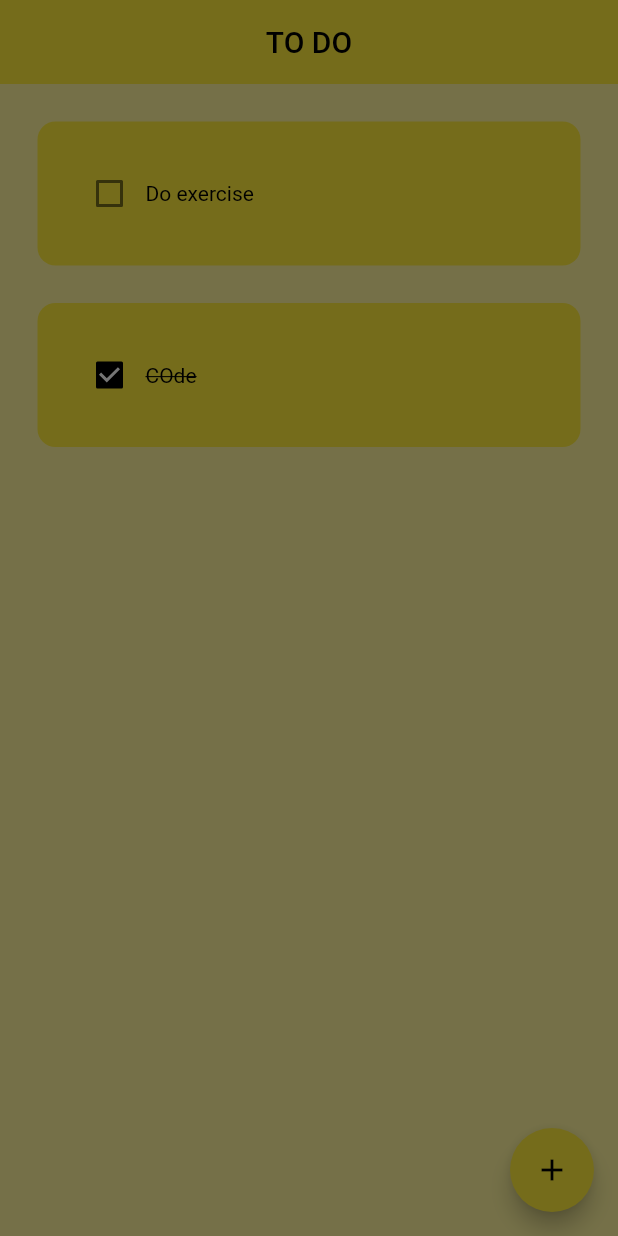
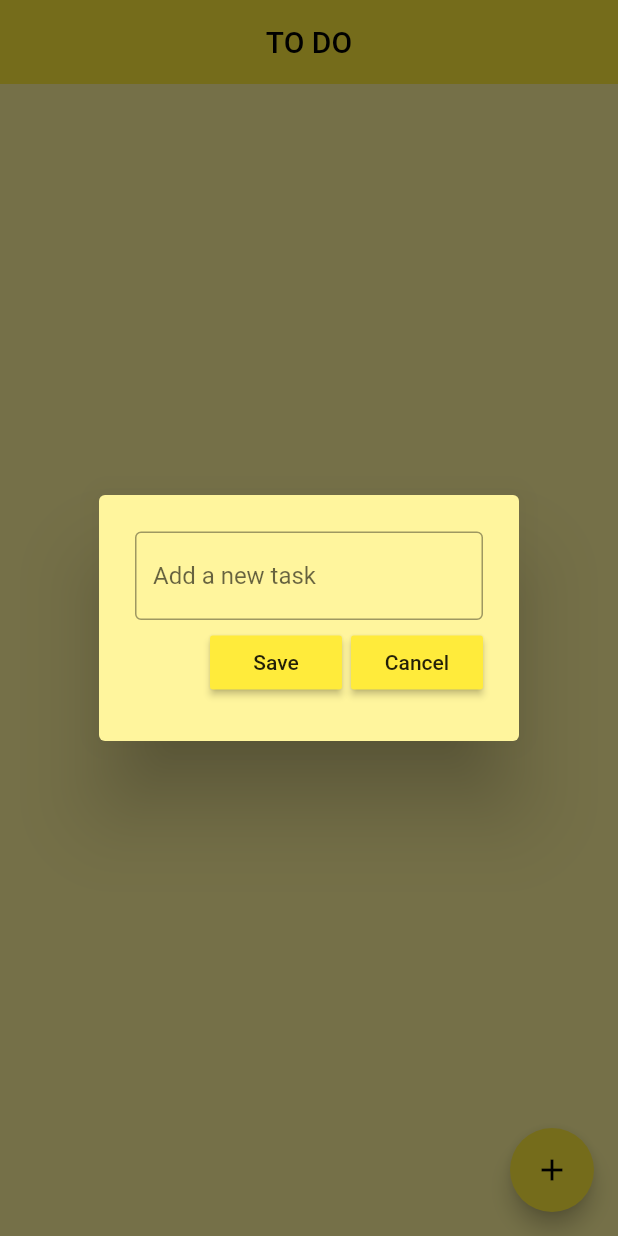
Before and after one commit to bougainvillechai/toDoAppFlutter, a Flutter app: the screen it shows after launch, after a tap on the "add" icon, on a phone screen of 412 x 824 dp. Run offline on Flutter 3.47's test engine with Material 2 defaults, Android fonts, the phone set to English and light mode, and no system bars; our stand-ins replace flutter_slidable, hive_flutter; accounts and stored records are empty.

```diff
--- /dev/null
+++ b/lib/data/database.dart
@@ -0,0 +1,7 @@
+import 'package:hive_flutter/hive_flutter.dart';
+
+class toDoDatabase {
+  List todoList = [];
+  //reference the box
+  final _myBox = Hive.openBox('myBox');
+}
--- a/lib/main.dart
+++ b/lib/main.dart
@@ -1,7 +1,13 @@
 import 'package:flutter/material.dart';
+import 'package:hive_flutter/hive_flutter.dart';
 import 'package:todoapp/pages/home_page.dart';
 
-void main() {
+void main() async {
+  //init the hive
+  await Hive.initFlutter();
+
+  //open the box
+  var box = await Hive.openBox('myBox');
   runApp(const MyApp());
 }
 
--- a/lib/pages/home_page.dart
+++ b/lib/pages/home_page.dart
@@ -1,6 +1,9 @@
 import 'package:flutter/material.dart';
 import 'package:flutter/src/foundation/key.dart';
 import 'package:flutter/src/widgets/framework.dart';
+import 'package:hive_flutter/hive_flutter.dart';
+import 'package:todoapp/data/database.dart';
+import 'package:todoapp/util/dialog_box.dart';
 import 'package:todoapp/util/todo_tile.dart';
 
 class HomePage extends StatefulWidget {
@@ -11,23 +14,55 @@ class HomePage extends StatefulWidget {
 }
 
 class _HomePageState extends State<HomePage> {
+  //reference the hive box
+  final _myBox = Hive.openBox('myBox');
+  final _controller = TextEditingController();
   //todo tasks
-  List todoList = [
-    ["Do exercise", false],
-    ["COde", true]
-  ];
+  toDoDatabase db = toDoDatabase();
   void checkBoxValue(bool? value, int index) {
     setState(() {
-      todoList[index][1] = !todoList[index][1];
+      db.todoList[index][1] = !db.todoList[index][1];
     });
+  }
+
+  void onSave() {
+    if (_controller.text.isEmpty) {
+//prompt to type something
+      ScaffoldMessenger.of(context).showSnackBar(
+        SnackBar(
+          content: Text('Please enter a task'),
+        ),
+      );
+    } else {
+      setState(() {
+        db.todoList.add([_controller.text, false]);
+      });
+      _controller.clear(); // Clear the text field
+      Navigator.of(context).pop();
+    }
+  }
+
+  void onCancel() {
+    _controller.clear(); // Clear the text field
+    Navigator.of(context).pop();
   }
 
   void createNewTask() {
     showDialog(
         context: context,
         builder: (context) {
-          return AlertDialog();
+          return DIalogBox(
+            controller: _controller,
+            onSave: onSave,
+            onCancel: onCancel,
+          );
         });
+  }
+
+  void deleteTask(int index) {
+    setState(() {
+      db.todoList.removeAt(index);
+    });
   }
 
   @override
@@ -43,12 +78,13 @@ class _HomePageState extends State<HomePage> {
           child: Icon(Icons.add),
         ),
         body: ListView.builder(
-            itemCount: todoList.length,
+            itemCount: db.todoList.length,
             itemBuilder: ((context, index) {
               return toDoList(
-                  taskName: todoList[index][0],
-                  taskCompleted: todoList[index][1],
-                  onChanged: (value) => checkBoxValue(value, index));
+                  taskName: db.todoList[index][0],
+                  taskCompleted: db.todoList[index][1],
+                  onChanged: (value) => checkBoxValue(value, index),
+                  deleteFunction: (context) => deleteTask(index));
             })));
   }
 }
--- /dev/null
+++ b/lib/util/dialog_box.dart
@@ -0,0 +1,44 @@
+import 'package:flutter/material.dart';
+import 'package:flutter/src/foundation/key.dart';
+import 'package:flutter/src/widgets/framework.dart';
+import 'package:todoapp/util/mybutton.dart';
+
+class DIalogBox extends StatelessWidget {
+  final controller;
+  VoidCallback onSave;
+  VoidCallback onCancel;
+  DIalogBox({Key? key, required this.controller, required this.onSave, required this.onCancel}) : super(key: key);
+
+
+  @override
+  Widget build(BuildContext context) {
+    return AlertDialog(
+      backgroundColor: Colors.yellow[200],
+      content: Container(
+        height: 120,
+        child: Column(
+          mainAxisAlignment: MainAxisAlignment.spaceEvenly,
+          children: [
+            TextField(
+              controller: controller,
+              decoration: InputDecoration(
+                  border: OutlineInputBorder(), hintText: "Add a new task",
+                  ),
+            ),
+            Row(
+              mainAxisAlignment: MainAxisAlignment.end,
+              children: [
+                MyButton(text: "Save", onPressed: onSave),
+                const SizedBox(
+                  width: 6,
+                ),
+                MyButton(text: "Cancel", onPressed: onCancel)
+              ],
+            )
+            //two buttons save and cancel
+          ],
+        ),
+      ),
+    );
+  }
+}
--- /dev/null
+++ b/lib/util/mybutton.dart
@@ -0,0 +1,17 @@
+import 'package:flutter/material.dart';
+import 'package:flutter/src/foundation/key.dart';
+import 'package:flutter/src/widgets/framework.dart';
+
+class MyButton extends StatelessWidget {
+  final String text;
+  VoidCallback onPressed;
+  MyButton({Key? key, required this.text, required this.onPressed}) : super(key: key);
+
+  @override
+  Widget build(BuildContext context) {
+    return MaterialButton(onPressed: onPressed,
+    child: Text(text),
+    color: Theme.of(context).primaryColor,
+    );
+  }
+}
```
Also changed, not shown: lib/util/todo_tile.dart (+13 -0 lines), pubspec.yaml (+7 -3 lines), pubspec.lock, 1 other file.
